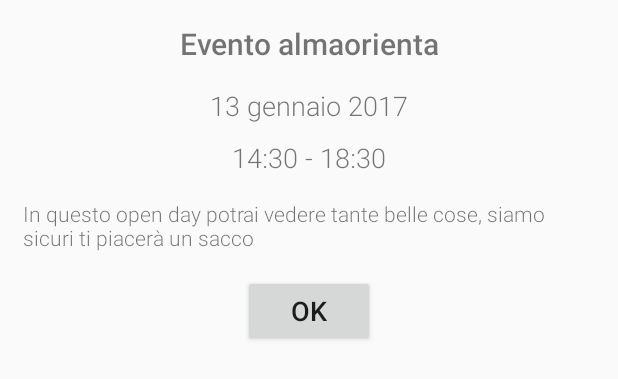
After one commit to Ferno92/AlmaOrienteering_Android, an Android app: the layout calendar_event_dialog.xml on its own in the app's theme, with its tools: preview values and no code run, on a phone screen of 412 x 824 dp. The commit adds this screen. Shown: the top 379 px of the screen. Run offline under Robolectric (Android 15) with nearby library versions, the phone set to English and light mode, and no system bars.

Commit message:
dialog dettaglio evento

```diff
--- a/app/src/main/java/com/almaorient/ferno92/almaorienteering/calendar/CalendarActivity.java
+++ b/app/src/main/java/com/almaorient/ferno92/almaorienteering/calendar/CalendarActivity.java
@@ -1,5 +1,6 @@
 package com.almaorient.ferno92.almaorienteering.calendar;
 
+import android.app.Dialog;
 import android.app.NotificationManager;
 import android.app.PendingIntent;
 import android.app.ProgressDialog;
@@ -19,6 +20,7 @@ import android.view.KeyEvent;
 import android.view.LayoutInflater;
 import android.view.View;
 import android.view.ViewGroup;
+import android.view.Window;
 import android.widget.LinearLayout;
 import android.widget.TextView;
 import android.widget.Toast;
@@ -233,12 +235,20 @@ public class CalendarActivity extends BaseActivity implements  ListEventiAdapter
         intent.setType("vnd.android.cursor.item/event");
         intent.putExtra(CalendarContract.EXTRA_EVENT_BEGIN_TIME, startTime);
         intent.putExtra(CalendarContract.EXTRA_EVENT_END_TIME,endTime);
-//        intent.putExtra(CalendarContract.EXTRA_EVENT_ALL_DAY, true);
         intent.putExtra(CalendarContract.Events.TITLE, (String)evento.get("title"));
         intent.putExtra(CalendarContract.Events.DESCRIPTION, (String)evento.get("description"));
         intent.putExtra(CalendarContract.Events.EVENT_LOCATION, (String)((String) evento.get("title")).replace("OPEN-DAY", ""));
-//        intent.putExtra(CalendarContract.Events.RRULE, "FREQ=YEARLY");
         startActivity(intent);
+    }
+
+    @Override
+    public void showEventDetail(HashMap evento) {
+        Dialog dialog;
+        dialog = new Dialog(this);
+        dialog.requestWindowFeature(Window.FEATURE_NO_TITLE);
+        dialog.setContentView(R.layout.calendar_event_dialog);
+        dialog.show();
+
     }
 
     private long getTime(String day, String hour, ViewGroup parent){
--- a/app/src/main/java/com/almaorient/ferno92/almaorienteering/calendar/ListEventiAdapter.java
+++ b/app/src/main/java/com/almaorient/ferno92/almaorienteering/calendar/ListEventiAdapter.java
@@ -71,8 +71,7 @@ public class ListEventiAdapter extends ArrayAdapter<HashMap> {
         view.setOnClickListener(new View.OnClickListener() {
             @Override
             public void onClick(View view) {
-                Toast.makeText(mContext, "Mostra dettagli evento",
-                        Toast.LENGTH_SHORT).show();
+                mListener.showEventDetail(evento);
             }
         });
 
@@ -109,6 +108,7 @@ public class ListEventiAdapter extends ArrayAdapter<HashMap> {
 
     public interface  Listener{
         void addEventToCalendar(HashMap evento, ViewGroup parent);
+        void showEventDetail(HashMap evento);
     }
 
 
--- /dev/null
+++ b/app/src/main/res/layout/calendar_event_dialog.xml
@@ -0,0 +1,39 @@
+<?xml version="1.0" encoding="utf-8"?>
+<LinearLayout xmlns:android="http://schemas.android.com/apk/res/android"
+    android:orientation="vertical" android:layout_width="match_parent"
+    android:layout_height="wrap_content">
+    <TextView
+        android:layout_width="match_parent"
+        android:layout_height="wrap_content"
+        android:padding="15dp"
+        android:text="Evento almaorienta"
+        android:gravity="center"
+        android:textSize="20sp"
+        android:textStyle="bold"/>
+    <TextView
+        android:layout_width="match_parent"
+        android:layout_height="wrap_content"
+        android:gravity="center"
+        android:text="13 gennaio 2017"
+        android:textSize="18sp"
+        android:layout_marginBottom="10dp"/>
+    <TextView
+        android:layout_width="match_parent"
+        android:layout_height="wrap_content"
+        android:gravity="center"
+        android:text="14:30 - 18:30"
+        android:textSize="18sp"/>
+    <TextView
+        android:layout_width="match_parent"
+        android:layout_height="wrap_content"
+        android:padding="15dp"
+        android:text="In questo open day potrai vedere tante belle cose, siamo sicuri ti piacerà un sacco"/>
+    <android.support.v7.widget.AppCompatButton
+        android:layout_width="wrap_content"
+        android:layout_height="wrap_content"
+        android:textSize="18sp"
+        android:text="OK"
+        android:layout_gravity="center"
+        android:layout_marginBottom="15dp"/>
+
+</LinearLayout>
```
